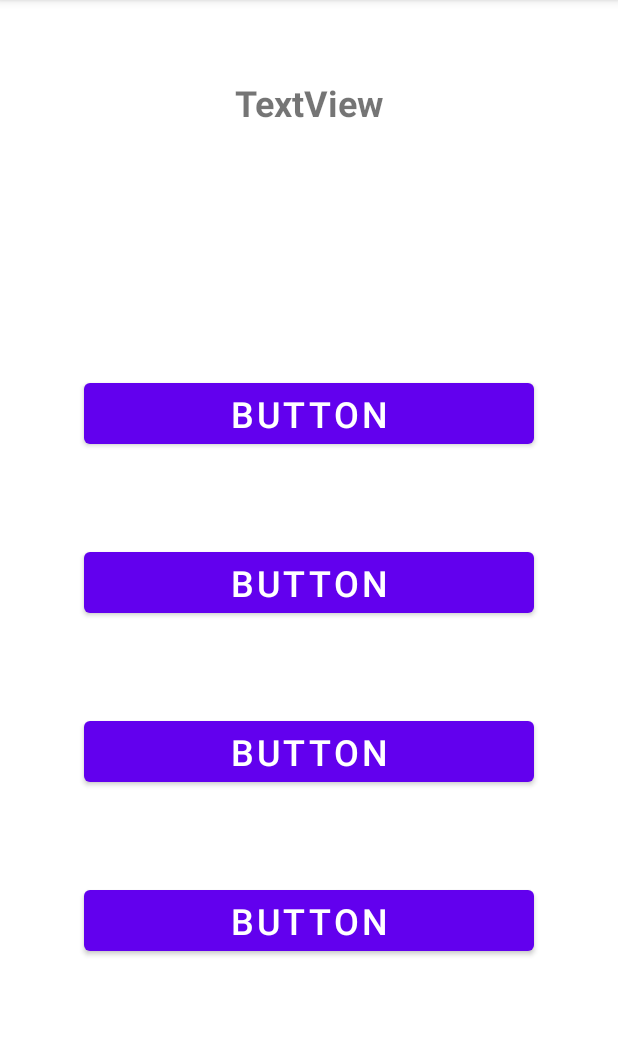
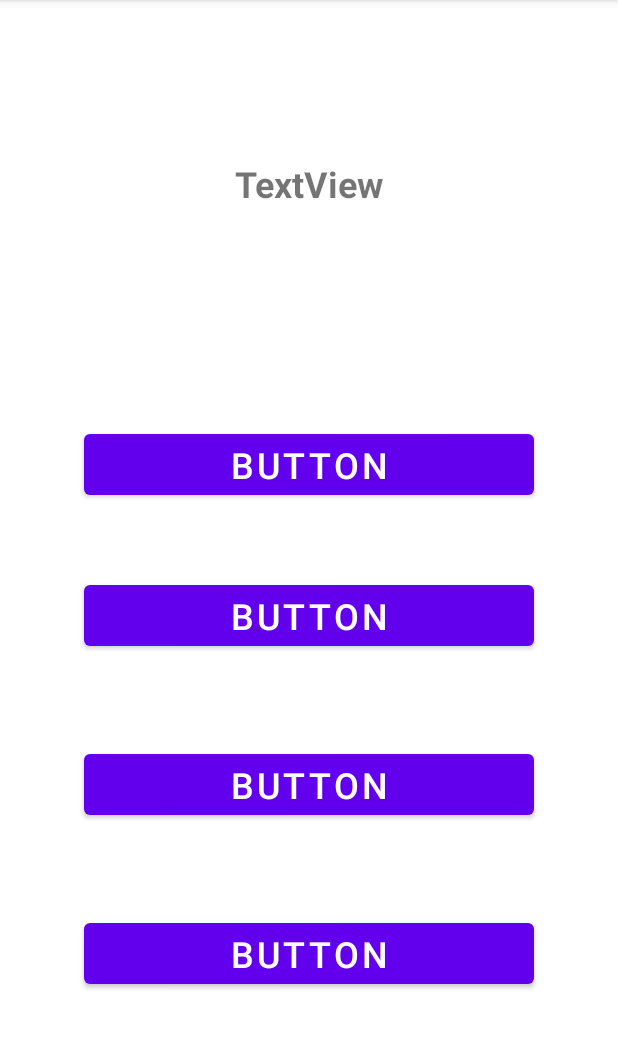
Before and after one commit to cacaoMath/Smombie, an Android app: the MeasurementActivity screen opened directly, with no data from a screen before it, on a phone screen of 412 x 824 dp, the part 84-1133 px from its top. Run offline under Robolectric (Android 15) with nearby library versions, the phone set to English and light mode, and no system bars; libraries missing offline, so code that uses them is left out: com.opencsv.bean.

Commit message:
mod : 見た目に関する変更

```diff
--- a/app/src/main/res/layout/activity_measurement.xml
+++ b/app/src/main/res/layout/activity_measurement.xml
@@ -10,11 +10,12 @@
         android:id="@+id/button1"
         android:layout_width="300dp"
         android:layout_height="wrap_content"
-        android:layout_marginTop="88dp"
+        android:layout_marginTop="68dp"
         android:text="Button"
         android:textSize="24sp"
+        app:layout_constraintBottom_toTopOf="@+id/button2"
         app:layout_constraintEnd_toEndOf="parent"
-        app:layout_constraintHorizontal_bias="0.498"
+        app:layout_constraintHorizontal_bias="0.5"
         app:layout_constraintStart_toStartOf="parent"
         app:layout_constraintTop_toBottomOf="@+id/questinoTv" />
 
@@ -22,11 +23,12 @@
         android:id="@+id/button2"
         android:layout_width="300dp"
         android:layout_height="wrap_content"
-        android:layout_marginTop="60dp"
+        android:layout_marginTop="48dp"
         android:text="Button"
         android:textSize="24sp"
+        app:layout_constraintBottom_toTopOf="@+id/button3"
         app:layout_constraintEnd_toEndOf="parent"
-        app:layout_constraintHorizontal_bias="0.498"
+        app:layout_constraintHorizontal_bias="0.5"
         app:layout_constraintStart_toStartOf="parent"
         app:layout_constraintTop_toBottomOf="@+id/button1" />
 
@@ -37,8 +39,9 @@
         android:layout_marginTop="60dp"
         android:text="Button"
         android:textSize="24sp"
+        app:layout_constraintBottom_toTopOf="@+id/button4"
         app:layout_constraintEnd_toEndOf="parent"
-        app:layout_constraintHorizontal_bias="0.498"
+        app:layout_constraintHorizontal_bias="0.5"
         app:layout_constraintStart_toStartOf="parent"
         app:layout_constraintTop_toBottomOf="@+id/button2" />
 
@@ -49,8 +52,9 @@
         android:layout_marginTop="60dp"
         android:text="Button"
         android:textSize="24sp"
+        app:layout_constraintBottom_toBottomOf="parent"
         app:layout_constraintEnd_toEndOf="parent"
-        app:layout_constraintHorizontal_bias="0.498"
+        app:layout_constraintHorizontal_bias="0.5"
         app:layout_constraintStart_toStartOf="parent"
         app:layout_constraintTop_toBottomOf="@+id/button3" />
 
@@ -58,13 +62,14 @@
         android:id="@+id/questinoTv"
         android:layout_width="306dp"
         android:layout_height="109dp"
-        android:layout_marginTop="52dp"
         android:text="TextView"
         android:textAlignment="center"
         android:textSize="24sp"
         android:textStyle="bold"
+        app:layout_constraintBottom_toTopOf="@+id/button1"
         app:layout_constraintEnd_toEndOf="parent"
         app:layout_constraintHorizontal_bias="0.5"
         app:layout_constraintStart_toStartOf="parent"
-        app:layout_constraintTop_toTopOf="parent" />
+        app:layout_constraintTop_toTopOf="parent"
+        app:layout_constraintVertical_chainStyle="packed" />
 </androidx.constraintlayout.widget.ConstraintLayout>
--- a/app/src/main/res/layout/activity_measurement_result.xml
+++ b/app/src/main/res/layout/activity_measurement_result.xml
@@ -10,7 +10,7 @@
         android:id="@+id/restartBtn"
         android:layout_width="300dp"
         android:layout_height="80dp"
-        android:text="Restsrt"
+        android:text="Restart"
         app:layout_constraintBottom_toTopOf="@+id/finishBtn"
         app:layout_constraintEnd_toEndOf="parent"
         app:layout_constraintHorizontal_bias="0.5"
```
